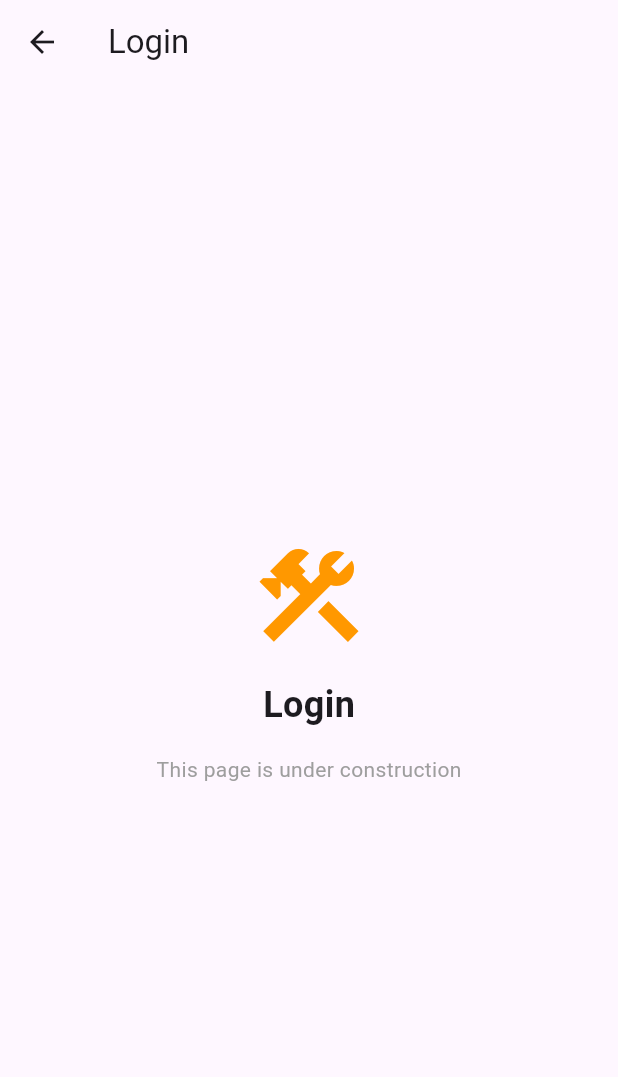
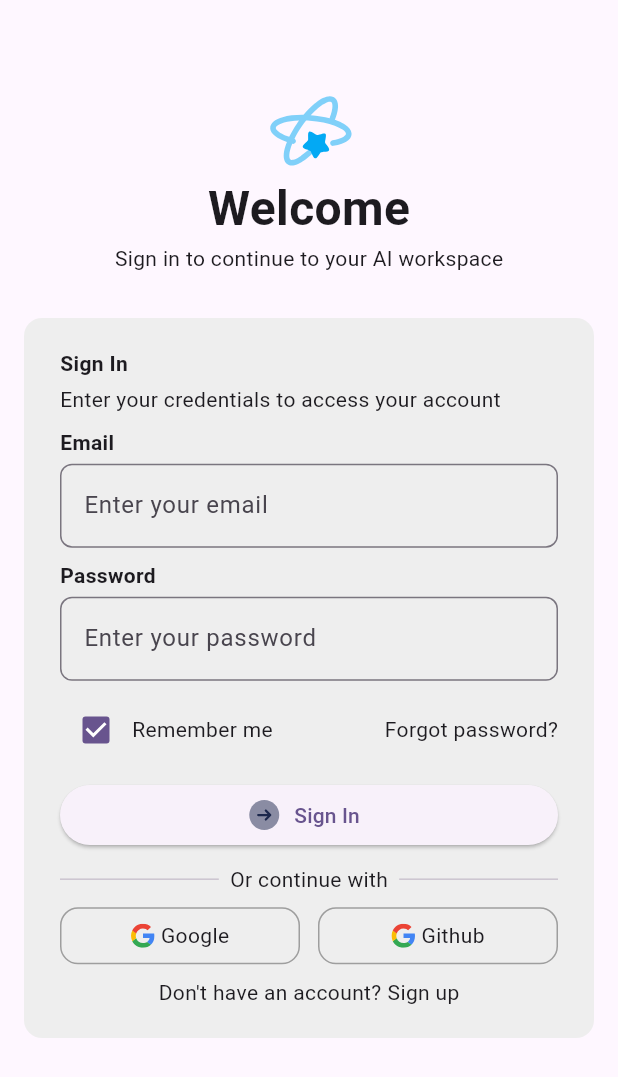
Before and after one commit to minhkhang1505/khtn-ai-final-project, a Flutter app: the HomePage screen opened by its route, after a tap on "Login Page", on a phone screen of 412 x 824 dp. Shown: the top 1077 px of the screen. Run offline on Flutter 3.47's test engine with Material 3 defaults, Android fonts, the phone set to English and light mode, and no system bars; our stand-ins replace flutter_svg.

Commit message:
create basic screen UI for login page

```diff
--- a/lib/presentation/routes/route_generator.dart
+++ b/lib/presentation/routes/route_generator.dart
@@ -3,6 +3,7 @@ import 'package:khtn_ai_final_project/presentation/routes/app_routes.dart';
 import 'package:khtn_ai_final_project/presentation/views/splash/splash_page.dart';
 import 'package:khtn_ai_final_project/presentation/views/home/home_page.dart';
 import 'package:khtn_ai_final_project/presentation/views/main/main_page.dart';
+import 'package:khtn_ai_final_project/presentation/views/auth/login/login_page.dart';
 
 /// Centralized route generator for the application
 ///
@@ -57,7 +58,7 @@ class RouteGenerator {
       case AppRoutes.login:
         return _buildRoute(
           settings: settings,
-          builder: (_) => _buildPlaceholderPage(title: 'Login'),
+          builder: (_) => const LoginPage(), // 👈 Changed to actual LoginPage
         );
 
       case AppRoutes.register:
--- a/lib/presentation/services/navigation_service.dart
+++ b/lib/presentation/services/navigation_service.dart
@@ -12,8 +12,13 @@ import 'package:flutter/material.dart';
 /// Usage:
 /// 1. Initialize in main.dart: MaterialApp(navigatorKey: NavigationService.navigatorKey)
 /// 2. Navigate anywhere: NavigationService.navigateTo('/route-name')
+///
+/// Provider-friendly: Can be used as static service OR injected via Provider
 class NavigationService {
-  // Prevent instantiation
+  // Singleton instance for Provider injection (optional)
+  static final NavigationService instance = NavigationService._();
+
+  // Private constructor
   NavigationService._();
 
   /// Global navigator key for the app
--- /dev/null
+++ b/lib/presentation/views/auth/login/login_page.dart
@@ -0,0 +1,217 @@
+import 'package:flutter/material.dart';
+import 'package:flutter_svg/flutter_svg.dart';
+
+class LoginPage extends StatefulWidget {
+  const LoginPage({super.key});
+
+  @override
+  State<LoginPage> createState() => _LoginPageState();
+}
+
+class _LoginPageState extends State<LoginPage> {
+  bool? isChecked = true;
+  @override
+  Widget build(BuildContext context) {
+    return Scaffold(
+      body: SingleChildScrollView(
+        child: SafeArea(
+          child: Padding(
+            padding: const EdgeInsets.all(16.0),
+            child: Column(
+              mainAxisAlignment: MainAxisAlignment.center,
+              children: [
+                SizedBox(height: 40),
+                SvgPicture.asset(
+                  "assets/icons/ic_ai_star.svg",
+                  width: 60,
+                  height: 60,
+                  colorFilter: const ColorFilter.mode(
+                    Colors.lightBlue,
+                    BlendMode.srcIn,
+                  ),
+                ),
+                Text(
+                  "Welcome",
+                  style: TextStyle(fontWeight: FontWeight.bold, fontSize: 32),
+                ),
+                Text("Sign in to continue to your AI workspace"),
+                SizedBox(height: 30),
+                Container(
+                  height: 480,
+                  padding: const EdgeInsets.symmetric(
+                    horizontal: 24,
+                    vertical: 16,
+                  ),
+                  decoration: BoxDecoration(
+                    color: Colors.grey.shade200,
+                    borderRadius: BorderRadius.circular(12),
+                  ),
+                  child: Column(
+                    mainAxisAlignment: MainAxisAlignment.spaceAround,
+                    crossAxisAlignment: CrossAxisAlignment.stretch,
+                    children: [
+                      //Text description
+                      Column(
+                        crossAxisAlignment: CrossAxisAlignment.start,
+                        children: [
+                          Text(
+                            "Sign In",
+                            style: TextStyle(fontWeight: FontWeight.bold),
+                          ),
+                          SizedBox(height: 4),
+                          Text("Enter your credentials to access your account"),
+                        ],
+                      ),
+                      //Email field
+                      Column(
+                        crossAxisAlignment: CrossAxisAlignment.stretch,
+                        children: [
+                          Text(
+                            "Email",
+                            style: TextStyle(fontWeight: FontWeight.bold),
+                          ),
+                          SizedBox(height: 4),
+                          TextField(
+                            decoration: InputDecoration(
+                              border: OutlineInputBorder(
+                                borderRadius: BorderRadius.circular(8),
+                              ),
+                              hintText: 'Enter your email',
+                            ),
+                            onChanged: (value) {},
+                            keyboardType: TextInputType.emailAddress,
+                          ),
+                        ],
+                      ),
+                      //Password field
+                      Column(
+                        crossAxisAlignment: CrossAxisAlignment.stretch,
+                        children: [
+                          Text(
+                            "Password",
+                            style: TextStyle(fontWeight: FontWeight.bold),
+                          ),
+                          SizedBox(height: 4),
+                          TextField(
+                            decoration: InputDecoration(
+                              border: OutlineInputBorder(
+                                borderRadius: BorderRadius.circular(8),
+                              ),
+                              hintText: 'Enter your password',
+                            ),
+                            onChanged: (value) {},
+                            obscureText: true,
+                          ),
+                        ],
+                      ),
+                      Row(
+                        mainAxisAlignment: MainAxisAlignment.spaceBetween,
+                        children: [
+                          Row(
+                            children: [
+                              Checkbox(
+                                value: isChecked,
+                                onChanged: (bool? value) {
+                                  setState(() {
+                                    isChecked = value!;
+                                  });
+                                },
+                              ),
+                              // Checkbox(value: value, onChanged: onChanged),
+                              Text("Remember me"),
+                            ],
+                          ),
+                          //Forgot password?
+                          Text("Forgot password?"),
+                        ],
+                      ),
+                      //Sign button
+                      ElevatedButton.icon(
+                        onPressed: () {},
+                        icon: SvgPicture.asset(
+                          "assets/icons/ic_arrow_right.svg",
+                        ),
+                        label: Text("Sign In"),
+                      ),
+                      //------- or continue with --------
+                      Row(
+                        children: [
+                          Expanded(flex: 1, child: Divider()),
+                          Text("  Or continue with  "),
+                          Expanded(flex: 1, child: Divider()),
+                        ],
+                      ),
+                      Row(
+                        mainAxisAlignment: MainAxisAlignment.spaceBetween,
+
+                        children: [
+                          // Gooogle
+                          Expanded(
+                            flex: 1,
+                            child: Container(
+                              padding: EdgeInsets.all(8),
+                              decoration: BoxDecoration(
+                                border: Border.all(color: Colors.grey),
+                                borderRadius: BorderRadius.circular(12),
+                              ),
+
+                              child: Row(
+                                mainAxisAlignment: MainAxisAlignment.center,
+                                children: [
+                                  SvgPicture.asset(
+                                    "assets/icons/ic_google.svg",
+                                    width: 16,
+                                    height: 16,
+                                  ),
+                                  SizedBox(width: 4),
+                                  Text("Google"),
+                                ],
+                              ),
+                            ),
+                          ),
+                          SizedBox(width: 12),
+                          // Github
+                          Expanded(
+                            flex: 1,
+                            child: Container(
+                              padding: EdgeInsets.all(8),
+                              decoration: BoxDecoration(
+                                border: Border.all(color: Colors.grey),
+                                borderRadius: BorderRadius.circular(12),
+                              ),
+                              child: Row(
+                                mainAxisAlignment: MainAxisAlignment.center,
+                                children: [
+                                  SvgPicture.asset(
+                                    "assets/icons/ic_google.svg",
+                                    width: 16,
+                                    height: 16,
+                                  ),
+                                  SizedBox(width: 4),
+                                  Text("Github"),
+                                ],
+                              ),
+                            ),
+                          ),
+                        ],
+                      ),
+                      //Do not have account?
+                      Row(
+                        mainAxisAlignment: MainAxisAlignment.center,
+                        children: [
+                          Text("Don't have an account?"),
+                          SizedBox(width: 4),
+                          Text("Sign up"),
+                        ],
+                      ),
+                    ],
+                  ),
+                ),
+              ],
+            ),
+          ),
+        ),
+      ),
+    );
+  }
+}
--- a/lib/presentation/views/splash/splash_page.dart
+++ b/lib/presentation/views/splash/splash_page.dart
@@ -54,7 +54,7 @@ class _SplashPageState extends State<SplashPage>
 
     // Navigate to main page with bottom navigation and remove splash from stack
     if (mounted) {
-      NavigationService.replaceWith(AppRoutes.main);
+      NavigationService.replaceWith(AppRoutes.login);
     }
   }
 
```
Also changed, not shown: assets/icons/ic_ai_star.svg (added), assets/icons/ic_google.svg (added).
